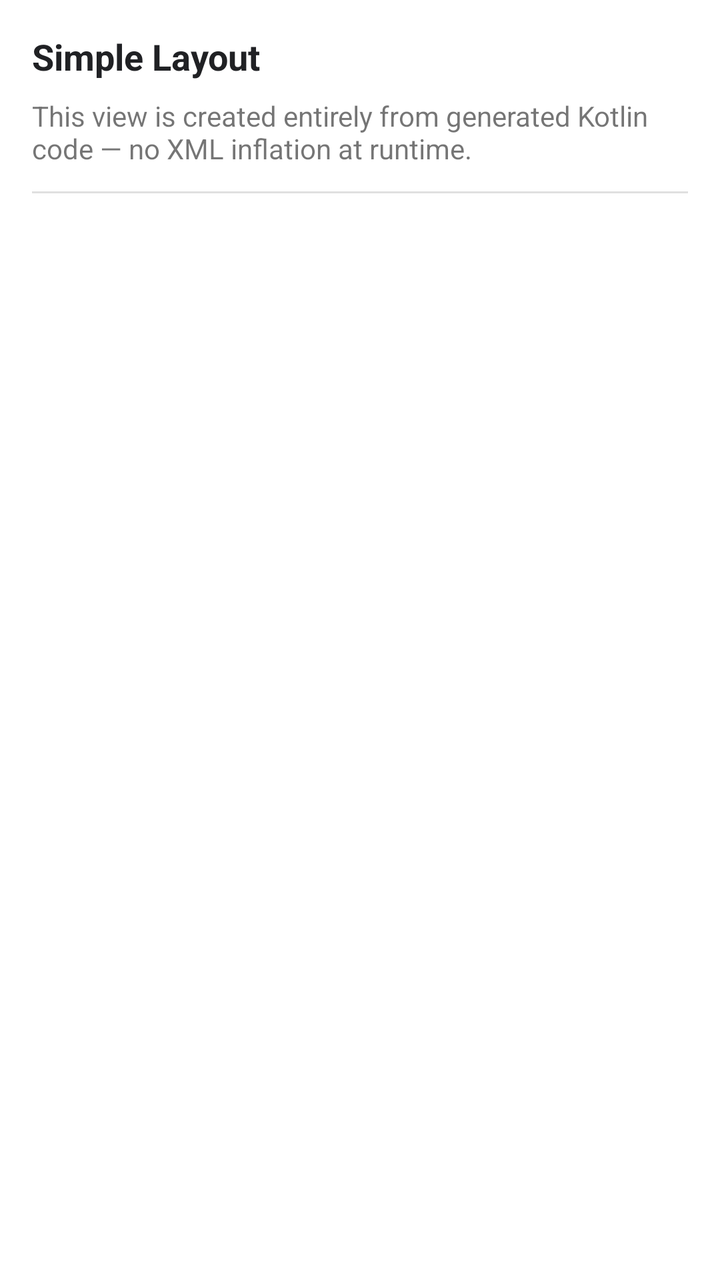
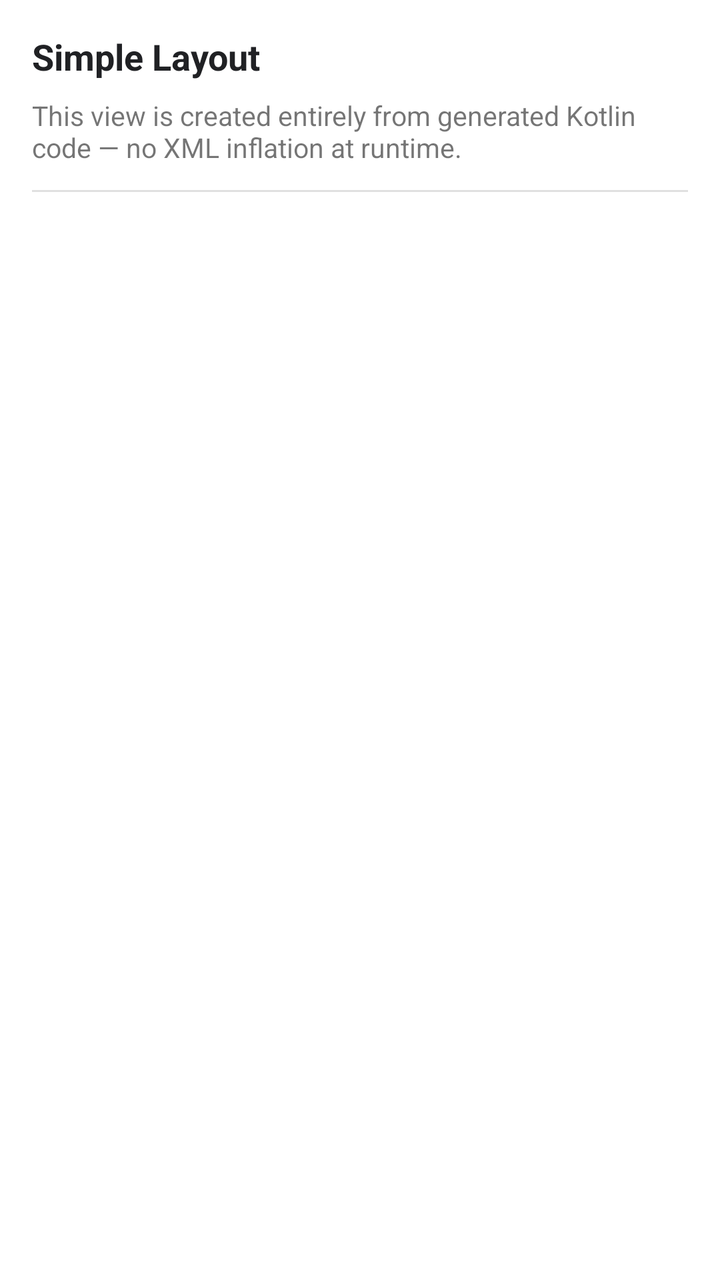

Screens rendered from an Android XML layout before and after an edit, with the pre-edit source and the edit as a unified diff.
<!-- AndroidManifest.xml: application theme Theme.LayoutX2CDemo -->
<!-- res/layout/demo_simple.xml -->
<?xml version="1.0" encoding="utf-8"?>
<LinearLayout xmlns:android="http://schemas.android.com/apk/res/android"
    android:layout_width="match_parent"
    android:layout_height="wrap_content"
    android:orientation="vertical"
    android:padding="16dp">

    <TextView
        android:id="@+id/demo_title"
        android:layout_width="match_parent"
        android:layout_height="wrap_content"
        android:text="@string/demo_simple_title"
        android:textSize="18sp"
        android:textStyle="bold"
        android:textColor="@color/demo_text_primary"
        android:layout_marginBottom="8dp" />

    <TextView
        android:id="@+id/demo_body"
        android:layout_width="match_parent"
        android:layout_height="wrap_content"
        android:text="@string/demo_simple_body"
        android:textSize="14sp"
        android:layout_marginBottom="12dp" />

    <View
        android:layout_width="match_parent"
        android:layout_height="1dp"
        android:background="#FFE0E0E0" />

</LinearLayout>
<!-- resources referenced by this layout -->
<resources>
  <color name="demo_text_primary">#202124</color>
  <string name="demo_simple_body">This view is created entirely from generated Kotlin code — no XML inflation at runtime.</string>
  <string name="demo_simple_title">Simple Layout</string>
  <style name="Theme.LayoutX2CDemo" parent="Theme.MaterialComponents.Light.NoActionBar">
          <item name="android:windowBackground">@color/demo_surface</item>
          <item name="android:colorAccent">@color/demo_primary</item>
          <item name="colorPrimary">@color/demo_primary</item>
          <item name="colorPrimaryVariant">@color/demo_primary</item>
          <item name="colorOnPrimary">@color/demo_on_primary</item>
          <item name="colorSurface">@color/demo_surface</item>
          <item name="colorOnSurface">@color/demo_text_primary</item>
      </style>
  <color name="demo_surface">#FFFFFF</color>
  <color name="demo_primary">#1A73E8</color>
  <color name="demo_on_primary">#FFFFFF</color>
</resources>

<!-- the commit's change to res/layout/demo_simple.xml (unified diff, before → after) -->
@@ -20,7 +20,7 @@
         android:layout_width="match_parent"
         android:layout_height="wrap_content"
         android:text="@string/demo_simple_body"
-        android:textSize="14sp"
+        android:textSize="@dimen/demo_simple_body_text_size"
         android:layout_marginBottom="12dp" />
 
     <View
<!-- resource entries referenced after the edit -->
@@ -1,6 +1,7 @@
 <!-- resources referenced by this layout -->
 <resources>
   <color name="demo_text_primary">#202124</color>
+  <dimen name="demo_simple_body_text_size">13.6sp</dimen>
   <string name="demo_simple_body">This view is created entirely from generated Kotlin code — no XML inflation at runtime.</string>
   <string name="demo_simple_title">Simple Layout</string>
   <style name="Theme.LayoutX2CDemo" parent="Theme.MaterialComponents.Light.NoActionBar">
